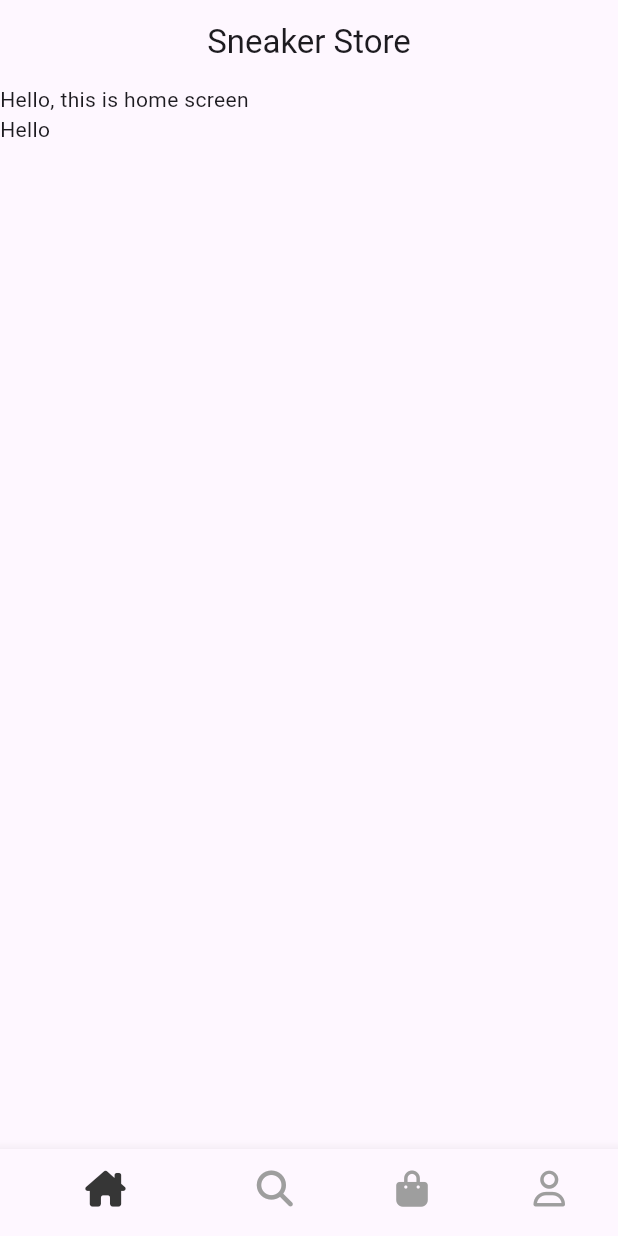
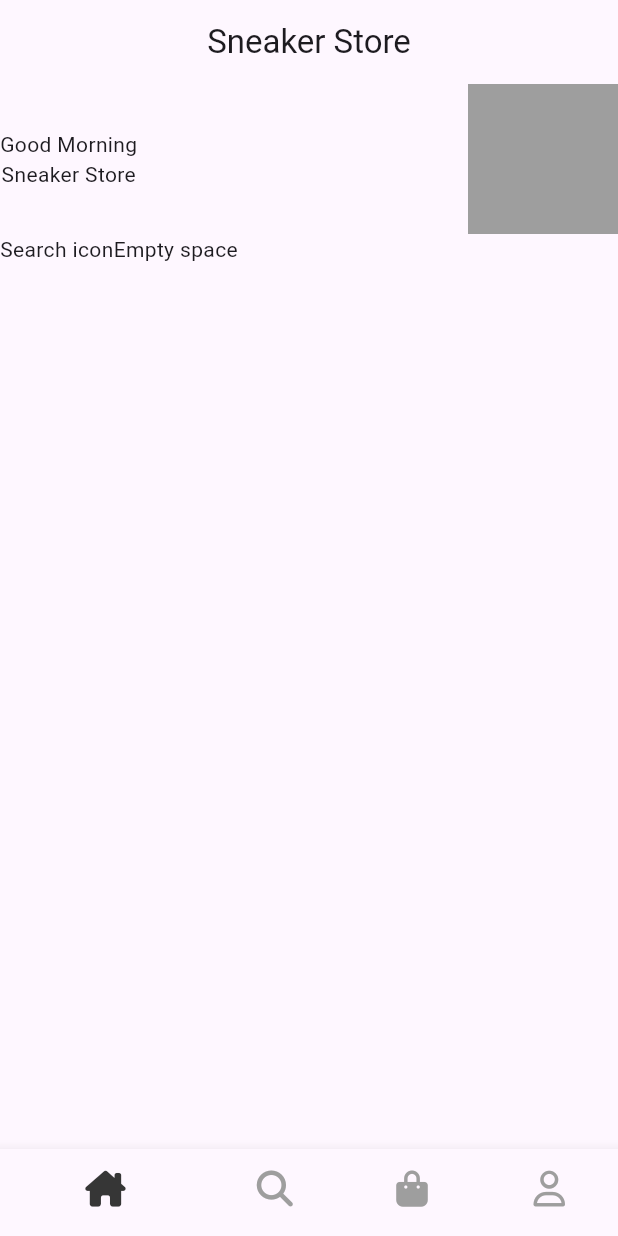
Before and after one commit to NDuc-Dev/sneaker_store_mobile_app, a Flutter app: the screen it shows after launch, on a phone screen of 412 x 824 dp. Run offline on Flutter 3.47's test engine with Material 3 defaults, Android fonts, the phone set to English and light mode, and no system bars; our stand-ins replace font_awesome_flutter.

Commit message:
update home screen, create row and column for design home screen

```diff
--- a/lib/screens/home_screen.dart
+++ b/lib/screens/home_screen.dart
@@ -8,8 +8,32 @@ class HomeScreen extends StatelessWidget {
     return Scaffold(
       body: ListView(
         children: [
-          Container(child: Text("Hello, this is home screen")),
-          Container(child: Text("Hello"))
+          Column(
+            children: [
+              Row(
+                mainAxisAlignment: MainAxisAlignment.spaceBetween,
+                children: [
+                  Column(
+                    children: [
+                      Text("Good Morning"),
+                      Text("Sneaker Store"),
+                    ],
+                  ),
+                  Container(
+                    width: 100,
+                    height: 100,
+                    color: Colors.grey,
+                  )
+                ],
+              ),
+              Row(
+                children: [
+                  Text("Search icon"),
+                  Text("Empty space"),
+                ],
+              ),
+            ],
+          )
         ],
       ),
     );
```
